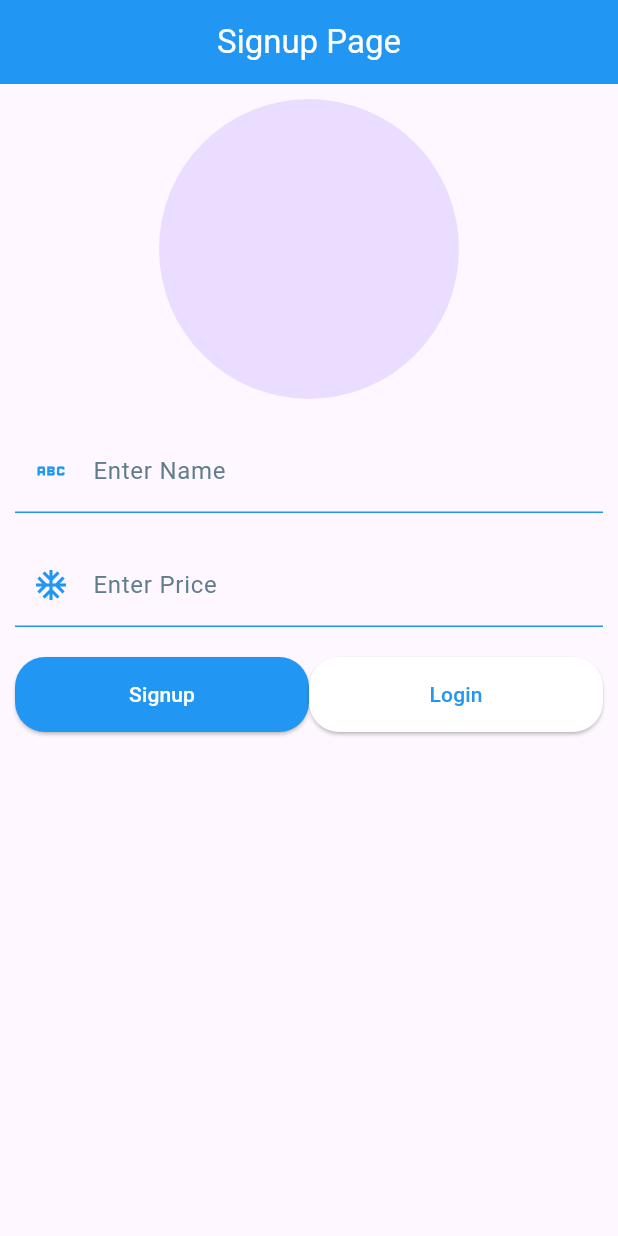
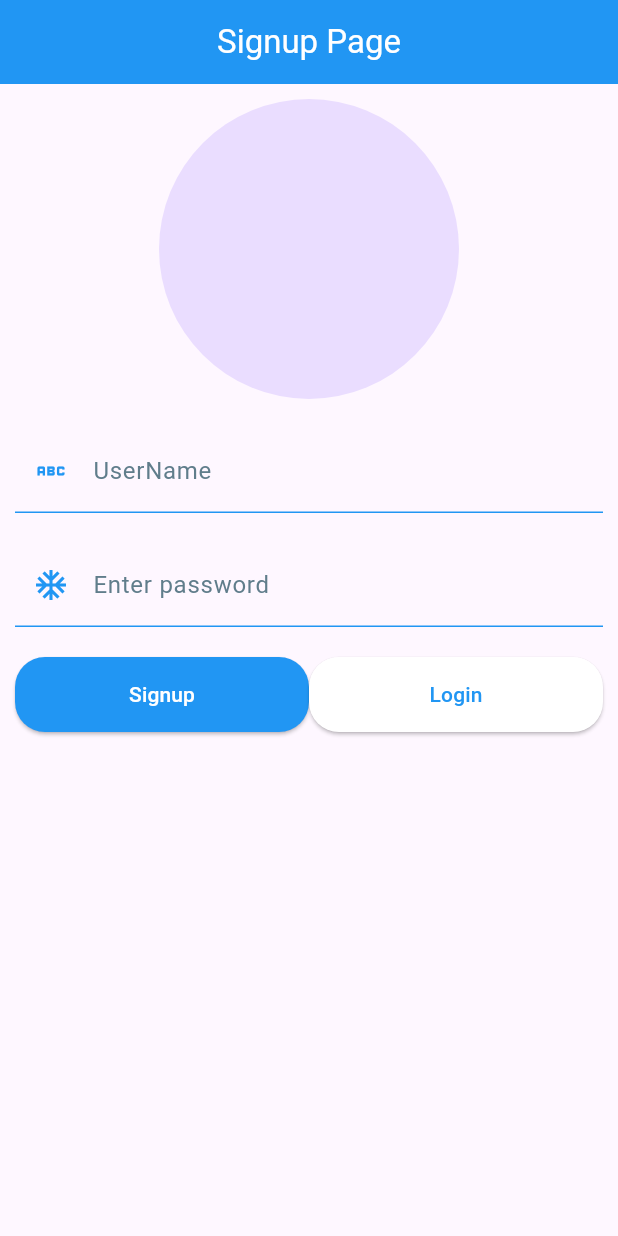
Before and after one commit to Ahmedhussain08/FlutterWork, a Flutter app: the screen it shows after launch, after a tap on "Signup", on a phone screen of 412 x 824 dp. Run offline on Flutter 3.47's test engine with Material 3 defaults, Android fonts, the phone set to English and light mode, and no system bars; our stand-ins replace cloud_firestore, firebase_core, image_picker; accounts and stored records are empty; generated files the repository leaves out were written again.

Commit message:
added signup functionality login page

```diff
--- a/lib/signup.dart
+++ b/lib/signup.dart
@@ -12,8 +12,8 @@ class customwidget extends StatefulWidget {
 }
 
 class _customwidgetState extends State<customwidget> {
-  final p_name = TextEditingController();
-  final p_price = TextEditingController();
+  final username = TextEditingController();
+  final password = TextEditingController();
   File? p_image;
   @override
   Widget build(BuildContext context) {
@@ -49,18 +49,18 @@ class _customwidgetState extends State<customwidget> {
                 height: 20,
               ),
               CustomFormField(
-                controller1: p_name,
-                label1: 'Enter Name',
-                hintText1: 'Enetr Product Name',
+                controller1: username,
+                label1: 'UserName',
+                hintText1: 'Enetr UserName',
                 Icon1: Icons.abc_outlined,
               ),
               SizedBox(
                 height: 20,
               ),
               CustomFormField(
-                controller1: p_price,
-                label1: 'Enter Price',
-                hintText1: 'Enetr Product Price',
+                controller1: password,
+                label1: 'Enter password',
+                hintText1: 'Enetr password',
                 Icon1: Icons.ac_unit_sharp,
               ),
               SizedBox(
@@ -73,15 +73,15 @@ class _customwidgetState extends State<customwidget> {
                       widthFactor: 0.5,
                       child: ElevatedButton(
                           onPressed: () {
-                            String proname = p_name.text;
-                            String proprice = p_price.text;
-                            Map<String, String> productdata = {
-                              "pname": proname,
-                              "pprice": proprice
+                            String uname = username.text;
+                            String pass = password.text;
+                            Map<String, String> userdata = {
+                              "username": uname,
+                              "password": pass
                             };
                             FirebaseFirestore.instance
-                                .collection('products')
-                                .add(productdata);
+                                .collection('users')
+                                .add(userdata);
                           },
                           style: ElevatedButton.styleFrom(
                               backgroundColor: Colors.blue,
```
